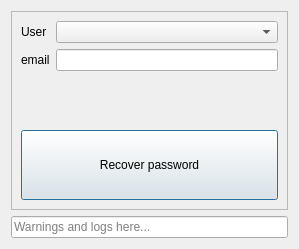
Above: App/ui_files/recover_password.ui from Wizard-collab/Wizard before the change. Below: the same form after it.
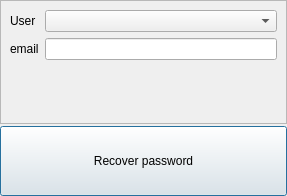
That is the form after the change.

Diff of the .ui file:
```diff
--- a/App/ui_files/recover_password.ui
+++ b/App/ui_files/recover_password.ui
@@ -6,14 +6,29 @@
    <rect>
     <x>0</x>
     <y>0</y>
-    <width>299</width>
-    <height>249</height>
+    <width>287</width>
+    <height>196</height>
    </rect>
   </property>
   <property name="windowTitle">
    <string>Dialog</string>
   </property>
   <layout class="QVBoxLayout" name="verticalLayout">
+   <property name="spacing">
+    <number>1</number>
+   </property>
+   <property name="leftMargin">
+    <number>0</number>
+   </property>
+   <property name="topMargin">
+    <number>0</number>
+   </property>
+   <property name="rightMargin">
+    <number>0</number>
+   </property>
+   <property name="bottomMargin">
+    <number>0</number>
+   </property>
    <item>
     <widget class="QFrame" name="frame">
      <property name="frameShape">
@@ -64,25 +79,6 @@
         </property>
        </spacer>
       </item>
-      <item>
-       <widget class="QPushButton" name="recover_pushButton">
-        <property name="minimumSize">
-         <size>
-          <width>0</width>
-          <height>70</height>
-         </size>
-        </property>
-        <property name="maximumSize">
-         <size>
-          <width>16777215</width>
-          <height>70</height>
-         </size>
-        </property>
-        <property name="text">
-         <string>Recover password</string>
-        </property>
-       </widget>
-      </item>
      </layout>
     </widget>
    </item>
@@ -104,19 +100,28 @@
       <property name="bottomMargin">
        <number>0</number>
       </property>
-      <item>
-       <widget class="QLineEdit" name="log_lineEdit">
-        <property name="readOnly">
-         <bool>true</bool>
-        </property>
-        <property name="placeholderText">
-         <string>Warnings and logs here...</string>
-        </property>
-       </widget>
-      </item>
      </layout>
     </widget>
    </item>
+   <item>
+    <widget class="QPushButton" name="recover_pushButton">
+     <property name="minimumSize">
+      <size>
+       <width>0</width>
+       <height>70</height>
+      </size>
+     </property>
+     <property name="maximumSize">
+      <size>
+       <width>16777215</width>
+       <height>70</height>
+      </size>
+     </property>
+     <property name="text">
+      <string>Recover password</string>
+     </property>
+    </widget>
+   </item>
   </layout>
  </widget>
  <resources/>
```
